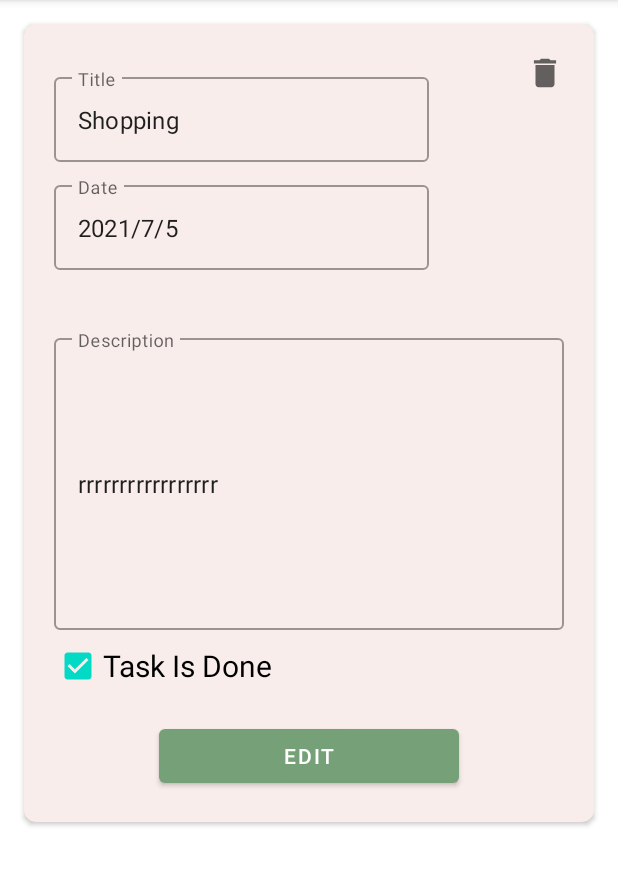
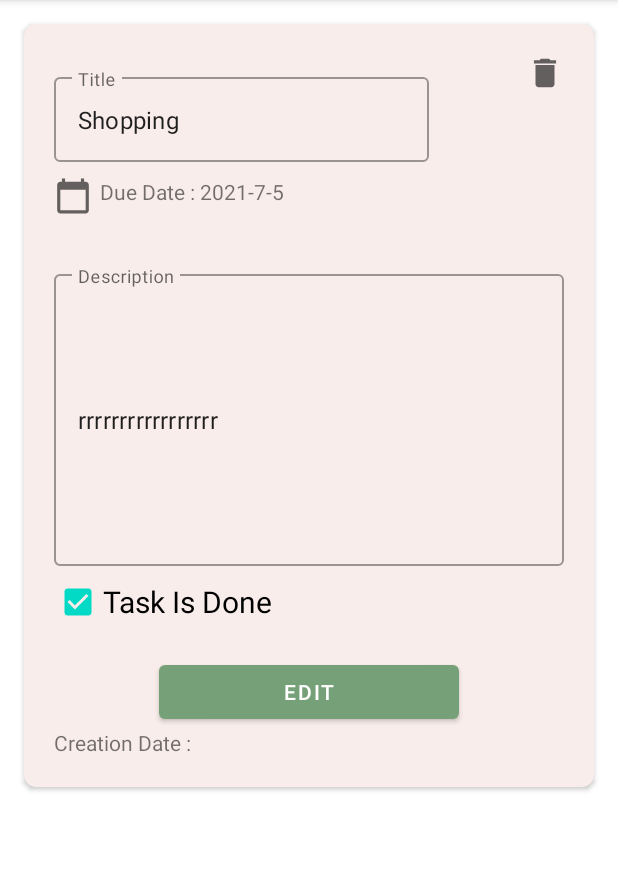
Before and after one commit to reem-altammami/ToDoListApp, an Android app: the screen it shows after launch (MainActivity), after a tap on an icon or button, on a phone screen of 412 x 824 dp, the part 84-970 px from its top. Run offline under Robolectric (Android 15) with nearby library versions, the phone set to English and light mode, and no system bars; our stand-ins replace data binding.

Commit message:
Add Functions for (Dates)

```diff
--- a/app/src/main/java/adapter/Adapter.kt
+++ b/app/src/main/java/adapter/Adapter.kt
@@ -1,6 +1,7 @@
 package adapter
 
 import android.content.Context
+import android.graphics.Color
 import android.view.LayoutInflater
 import android.view.View
 import android.view.ViewGroup
@@ -24,6 +25,8 @@ class ToDoAdapter (val context: Context, val dataSet:List<ToDo>):RecyclerView.Ad
         val edit :ImageView = view.findViewById(R.id.edit_icon)
         val delete :ImageView = view.findViewById(R.id.delete_icon)
         val done :ImageView = view.findViewById(R.id.icon_done)
+        val isNotPast : TextView = view.findViewById(R.id.past_coming)
+
 
 
 
@@ -38,9 +41,14 @@ class ToDoAdapter (val context: Context, val dataSet:List<ToDo>):RecyclerView.Ad
         val item = dataSet[position]
         holder.toDoTitle.text = item.title
         holder.toDoDate.text = item.dueDate
+        if (item.isNotPast){
+            holder.isNotPast.setTextColor(Color.parseColor("#0C75A5"))
+            holder.isNotPast.text = "Coming"
+        }
         if (item.isComplete){
             holder.done.setImageResource(R.drawable.ic_check)
         }
+
         holder.card.setOnClickListener{
             val action = TaskListFragmentDirections.actionTaskListFragmentToShowTaskFragment(position)
             holder.card.findNavController().navigate(action)
@@ -58,4 +66,5 @@ class ToDoAdapter (val context: Context, val dataSet:List<ToDo>):RecyclerView.Ad
     }
 
     override fun getItemCount(): Int = dataSet.size
+
 }
--- a/app/src/main/java/com/example/todolistapp/Database.kt
+++ b/app/src/main/java/com/example/todolistapp/Database.kt
@@ -6,9 +6,9 @@ import model.ToDo
 }
 val allTask: MutableList<ToDo> =
     mutableListOf(
-        ToDo("Shopping","rrrrrrrrrrrrrrrrr","2021/7/5","",true),
-        ToDo("studying","aaaaaaaaaaaaaaaaaa","2021/4/15","",false),
-        ToDo("visit doctor","vvvvvvvvvvvvvvvvvvv","2021/9/25","",true)
+        ToDo("Shopping","rrrrrrrrrrrrrrrrr","2021-7-5","",true,false),
+        ToDo("studying","aaaaaaaaaaaaaaaaaa","2021-4-15","",false,true),
+        ToDo("visit doctor","vvvvvvvvvvvvvvvvvvv","2021-9-25","",true,true)
 
 
     )
--- a/app/src/main/java/model/ToDo.kt
+++ b/app/src/main/java/model/ToDo.kt
@@ -1,4 +1,4 @@
 package model
 
-data class ToDo (val title: String, val description:String, val dueDate :String, val creationDate:String, val isComplete:Boolean = false){
+data class ToDo (val title: String, val description:String, val dueDate :String, val creationDate:String, val isComplete:Boolean = false, val isNotPast : Boolean ){
 }
--- /dev/null
+++ b/app/src/main/res/drawable/ic_calendar.xml
@@ -0,0 +1,10 @@
+<vector xmlns:android="http://schemas.android.com/apk/res/android"
+    android:width="24dp"
+    android:height="24dp"
+    android:viewportWidth="24"
+    android:viewportHeight="24"
+    android:tint="?attr/colorControlNormal">
+  <path
+      android:fillColor="@android:color/white"
+      android:pathData="M20,3h-1L19,1h-2v2L7,3L7,1L5,1v2L4,3c-1.1,0 -2,0.9 -2,2v16c0,1.1 0.9,2 2,2h16c1.1,0 2,-0.9 2,-2L22,5c0,-1.1 -0.9,-2 -2,-2zM20,21L4,21L4,8h16v13z"/>
+</vector>
--- a/app/src/main/res/layout/fragment_edit.xml
+++ b/app/src/main/res/layout/fragment_edit.xml
@@ -1,5 +1,7 @@
 <?xml version="1.0" encoding="utf-8"?>
-<layout xmlns:android="http://schemas.android.com/apk/res/android">
+<layout xmlns:tools="http://schemas.android.com/tools"
+    xmlns:app="http://schemas.android.com/apk/res-auto"
+    xmlns:android="http://schemas.android.com/apk/res/android">
 
     <data>
         <variable
@@ -14,13 +16,11 @@
         android:layout_height="match_parent"
         android:layout_width="match_parent">
 
-        <androidx.constraintlayout.widget.ConstraintLayout xmlns:android="http://schemas.android.com/apk/res/android"
+        <androidx.constraintlayout.widget.ConstraintLayout
             android:layout_height="match_parent"
             android:layout_width="match_parent"
             android:background="@color/white"
-            xmlns:app="http://schemas.android.com/apk/res-auto"
-            tools:context=".EditFragment"
-            xmlns:tools="http://schemas.android.com/tools">
+            tools:context=".EditFragment">
 
             <androidx.cardview.widget.CardView
                 app:layout_constraintTop_toTopOf="parent"
@@ -44,7 +44,6 @@
                         app:helperTextTextAppearance="@style/TextAppearance.MaterialComponents.Subtitle1"
                         app:layout_constraintTop_toTopOf="parent"
                         app:layout_constraintStart_toStartOf="parent"
-
                         android:layout_marginTop="10dp">
 
                         <com.google.android.material.textfield.TextInputEditText
@@ -55,26 +54,24 @@
                             android:text="@={viewModel.title}"
                             android:maxLines="1" />
                     </com.google.android.material.textfield.TextInputLayout>
-
-                    <com.google.android.material.textfield.TextInputLayout
-                        android:id="@+id/fieldDate"
-                        android:layout_width="250dp"
-                        android:hint="Date"
-                        android:layout_height="wrap_content"
-                        app:helperTextTextAppearance="@style/TextAppearance.MaterialComponents.Subtitle1"
+                    <ImageView
+                        android:id="@+id/calender"
+                        android:layout_width="25dp"
+                        android:layout_height="25dp"
+                        android:layout_marginTop="10dp"
+                        android:onClick="@{()-> editFragment.dateDialog()}"
+                        app:layout_constraintStart_toStartOf="@id/fieldTitle"
                         app:layout_constraintTop_toBottomOf="@id/fieldTitle"
-                        app:layout_constraintStart_toStartOf="parent"
-                        app:layout_constraintStart_toEndOf="@id/fieldTitle"
-                        android:layout_marginTop="10dp">
-
-                        <com.google.android.material.textfield.TextInputEditText
-                            android:id="@+id/text_input_edit_date"
-                            android:layout_width="match_parent"
-                            android:layout_height="match_parent"
-                            android:inputType="date"
-                            android:text="@={viewModel.dueDate}"
-                            android:maxLines="1" />
-                    </com.google.android.material.textfield.TextInputLayout>
+                        app:srcCompat="@drawable/ic_calendar" />
+                    <TextView
+                        android:id="@+id/task_date"
+                        app:layout_constraintStart_toEndOf="@id/calender"
+                        app:layout_constraintTop_toBottomOf="@id/fieldTitle"
+                        android:layout_marginTop="10dp"
+                        android:layout_marginStart="5dp"
+                        android:text="@{@string/due_date(viewModel.dueDate)}"
+                        android:layout_width="wrap_content"
+                        android:layout_height="wrap_content"/>
 
                     <com.google.android.material.textfield.TextInputLayout
                         android:id="@+id/fieldDescription"
@@ -82,7 +79,7 @@
                         android:layout_height="200dp"
                         android:hint="Description"
                         app:helperTextTextAppearance="@style/TextAppearance.MaterialComponents.Subtitle1"
-                        app:layout_constraintTop_toBottomOf="@id/fieldDate"
+                        app:layout_constraintTop_toBottomOf="@id/task_date"
                         app:layout_constraintEnd_toEndOf="parent"
                         app:layout_constraintStart_toStartOf="parent"
                         android:scrollbars="vertical"
@@ -113,10 +110,12 @@
                         app:layout_constraintStart_toStartOf="parent"
                         app:layout_constraintEnd_toEndOf="parent"
                         app:layout_constraintTop_toBottomOf="@id/fieldDescription"
+                        app:layout_constraintBottom_toTopOf="@id/creation_date"
                         android:layout_width="200dp"
                         android:onClick="@{()->editFragment.updateTask() }"
                         android:layout_height="wrap_content"
                         android:layout_marginTop="60dp" />
+
                     <ImageView
                         android:id="@+id/delete_icon"
                         android:layout_width="25dp"
@@ -125,6 +124,15 @@
                         app:layout_constraintEnd_toEndOf="parent"
                         app:layout_constraintTop_toTopOf="parent"
                         app:srcCompat="@drawable/ic_delete" />
+
+                    <TextView
+                        android:id="@+id/creation_date"
+                        android:layout_width="wrap_content"
+                        android:layout_height="wrap_content"
+                        android:text="@{@string/creation_date(viewModel.creationDate)}"
+                        app:layout_constraintBottom_toBottomOf="parent"
+                        app:layout_constraintStart_toStartOf="parent" />
+
                 </androidx.constraintlayout.widget.ConstraintLayout>
             </androidx.cardview.widget.CardView>
 
--- a/app/src/main/res/values/strings.xml
+++ b/app/src/main/res/values/strings.xml
@@ -6,6 +6,9 @@
     <string name="dialog_message">Are you sure to delete this task?</string>
     <string name="confirm">Delete</string>
     <string name="cancel">Cancel</string>
+    <string name="due_date">Due Date : %s</string>
+    <string name="creation_date">Creation Date : %s</string>
+
 
 
 </resources>
```
Also changed, not shown: app/src/main/java/com/example/todolistapp/AddTaskFragment.kt (+41 -8 lines), app/src/main/java/com/example/todolistapp/EditFragment.kt (+22 -25 lines), app/src/main/java/model/ToDoViewModel.kt (+44 -19 lines), app/src/main/res/layout/fragment_add_task.xml (+23 -37 lines), app/src/main/res/layout/fragment_show_task.xml (+13 -5 lines), app/src/main/res/layout/item_todo_list.xml (+16 -5 lines).
